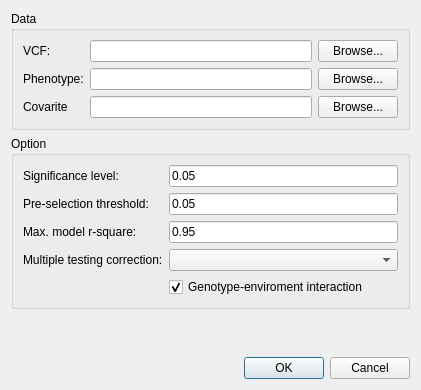
The window that dialogassoc.ui (njau-sri/rtm-gwas) describes before a commit, drawn with Qt 5.
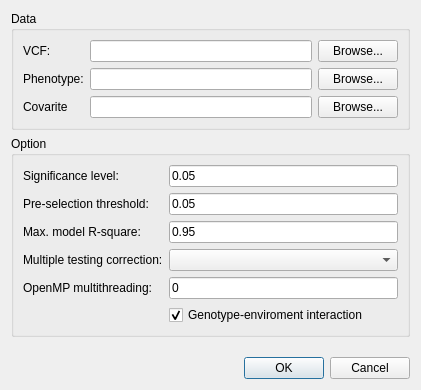
The same window after the commit.

```diff
--- a/dialogassoc.ui
+++ b/dialogassoc.ui
@@ -111,7 +111,7 @@
       <item row="2" column="0">
        <widget class="QLabel" name="labelRsq">
         <property name="text">
-         <string>Max. model r-square:</string>
+         <string>Max. model R-square:</string>
         </property>
        </widget>
       </item>
@@ -148,7 +148,7 @@
         </item>
        </widget>
       </item>
-      <item row="4" column="1">
+      <item row="5" column="1">
        <widget class="QCheckBox" name="checkBoxGxe">
         <property name="text">
          <string>Genotype-enviroment interaction</string>
@@ -158,6 +158,20 @@
         </property>
        </widget>
       </item>
+      <item row="4" column="0">
+       <widget class="QLabel" name="labelOpenMP">
+        <property name="text">
+         <string>OpenMP multithreading:</string>
+        </property>
+       </widget>
+      </item>
+      <item row="4" column="1">
+       <widget class="QLineEdit" name="lineEditOpenMP">
+        <property name="text">
+         <string>0</string>
+        </property>
+       </widget>
+      </item>
      </layout>
     </widget>
    </item>
```
Left out of the diff: 10 changed lines with no effect on the pictures.
